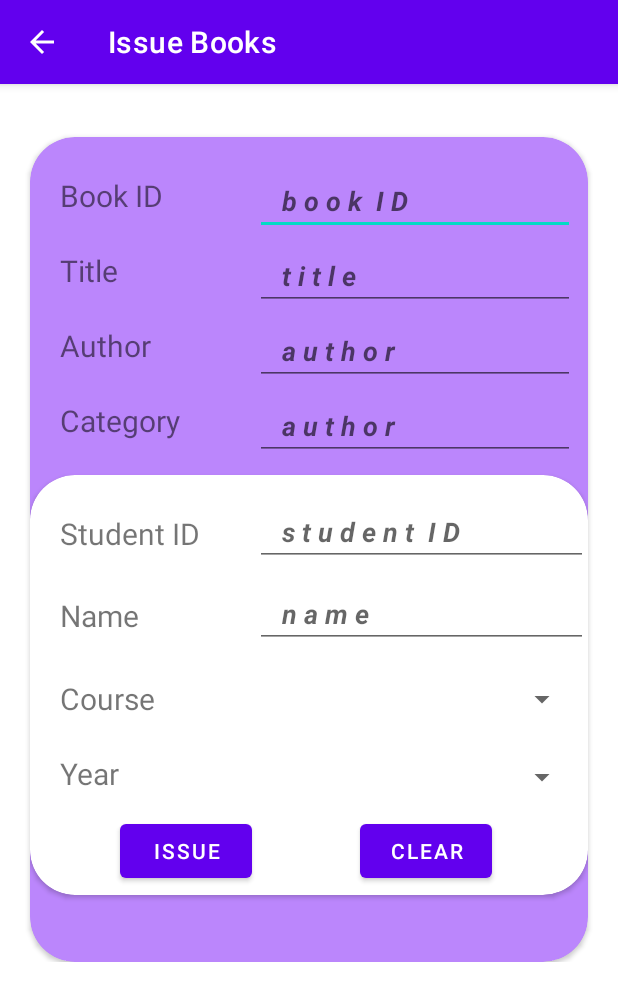
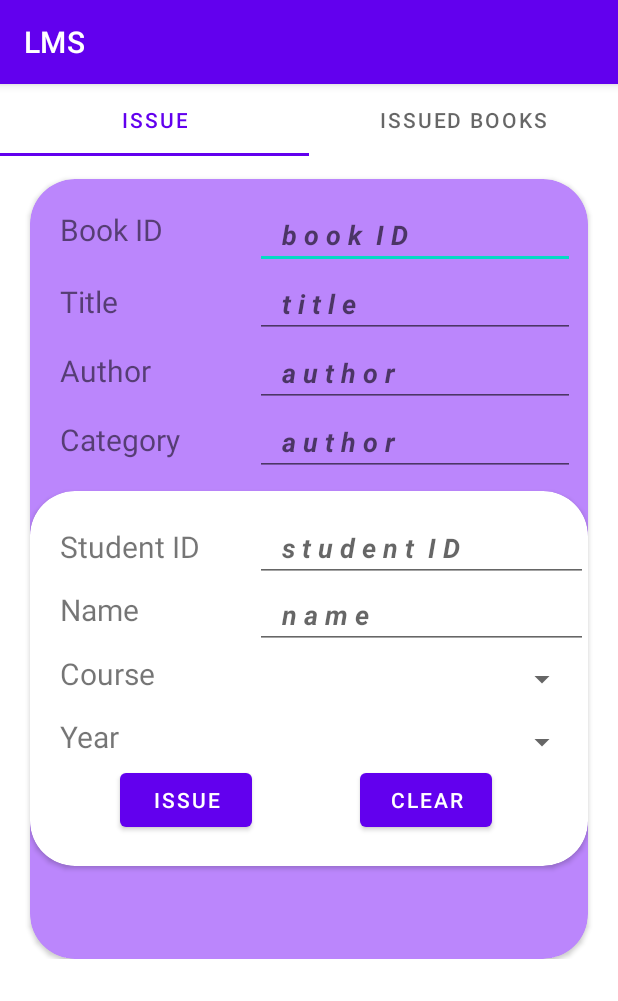
Before and after one commit to Aryan568/LMS-Android-, an Android app: the Dashboard screen opened directly, with no data from a screen before it, after a tap on an icon or button, on a phone screen of 412 x 824 dp. Shown: the top 1001 px of the screen. Run offline under Robolectric (Android 15) with nearby library versions, the phone set to English and light mode, and no system bars.

Commit message:
Library CRUD Application(Android)

```diff
--- a/app/src/main/java/com/example/lms/Dashboard.java
+++ b/app/src/main/java/com/example/lms/Dashboard.java
@@ -30,7 +30,7 @@ public class Dashboard extends AppCompatActivity {
         issue.setOnClickListener(new View.OnClickListener() {
             @Override
             public void onClick(View view) {
-                startActivity(new Intent(Dashboard.this, IssueBooks.class));
+                startActivity(new Intent(Dashboard.this, IssueTab.class));
             }
         });
         submit.setOnClickListener(new View.OnClickListener() {
--- /dev/null
+++ b/app/src/main/java/com/example/lms/IssueBook.java
@@ -0,0 +1,25 @@
+package com.example.lms;
+
+import android.os.Bundle;
+
+import androidx.fragment.app.Fragment;
+
+import android.view.LayoutInflater;
+import android.view.View;
+import android.view.ViewGroup;
+
+public class IssueBook extends Fragment {
+
+
+
+    public IssueBook() {
+        // Required empty public constructor
+    }
+
+    @Override
+    public View onCreateView(LayoutInflater inflater, ViewGroup container,
+                             Bundle savedInstanceState) {
+        // Inflate the layout for this fragment
+        return inflater.inflate(R.layout.fragment_issue_book, container, false);
+    }
+}
--- /dev/null
+++ b/app/src/main/java/com/example/lms/IssueTab.java
@@ -0,0 +1,25 @@
+package com.example.lms;
+
+import androidx.appcompat.app.AppCompatActivity;
+import androidx.viewpager.widget.ViewPager;
+
+import android.os.Bundle;
+
+import com.google.android.material.tabs.TabLayout;
+
+public class IssueTab extends AppCompatActivity {
+    TabLayout tab;
+    ViewPager pager;
+    @Override
+    protected void onCreate(Bundle savedInstanceState) {
+        super.onCreate(savedInstanceState);
+        setContentView(R.layout.activity_issue_tab);
+        tab= findViewById(R.id.IssueTabs);
+        pager= findViewById(R.id.IssuePager);
+
+        PagerAdapter adapter= new PagerAdapter(getSupportFragmentManager());
+        pager.setAdapter(adapter);
+
+        tab.setupWithViewPager(pager);
+    }
+}
--- /dev/null
+++ b/app/src/main/java/com/example/lms/IssuedBooks.java
@@ -0,0 +1,23 @@
+package com.example.lms;
+
+import android.os.Bundle;
+
+import androidx.fragment.app.Fragment;
+
+import android.view.LayoutInflater;
+import android.view.View;
+import android.view.ViewGroup;
+
+public class IssuedBooks extends Fragment {
+
+    public IssuedBooks() {
+        // Required empty public constructor
+    }
+
+    @Override
+    public View onCreateView(LayoutInflater inflater, ViewGroup container,
+                             Bundle savedInstanceState) {
+        // Inflate the layout for this fragment
+        return inflater.inflate(R.layout.fragment_issued_books, container, false);
+    }
+}
--- /dev/null
+++ b/app/src/main/java/com/example/lms/PagerAdapter.java
@@ -0,0 +1,32 @@
+package com.example.lms;
+
+import androidx.annotation.NonNull;
+import androidx.annotation.Nullable;
+import androidx.fragment.app.Fragment;
+import androidx.fragment.app.FragmentManager;
+import androidx.fragment.app.FragmentPagerAdapter;
+
+public class PagerAdapter extends FragmentPagerAdapter {
+
+    public PagerAdapter(@NonNull FragmentManager fm) {
+        super(fm);
+    }
+
+    @Override
+    public Fragment getItem(int position) {
+        if (position==0) return new IssueBook();
+        else return new IssuedBooks();
+    }
+
+    @Override
+    public int getCount() {
+        return 2;
+    }
+
+    @Nullable
+    @Override
+    public CharSequence getPageTitle(int position) {
+        if (position==0) return "ISSUE";
+        else return "ISSUED BOOKS";
+    }
+}
--- /dev/null
+++ b/app/src/main/res/layout/activity_issue_tab.xml
@@ -0,0 +1,18 @@
+<?xml version="1.0" encoding="utf-8"?>
+<LinearLayout xmlns:android="http://schemas.android.com/apk/res/android"
+    xmlns:app="http://schemas.android.com/apk/res-auto"
+    xmlns:tools="http://schemas.android.com/tools"
+    android:layout_width="match_parent"
+    android:layout_height="match_parent"
+    android:orientation="vertical"
+    tools:context=".IssueTab">
+
+    <com.google.android.material.tabs.TabLayout
+        android:id="@+id/IssueTabs"
+        android:layout_width="match_parent"
+        android:layout_height="wrap_content"/>
+    <androidx.viewpager.widget.ViewPager
+        android:id="@+id/IssuePager"
+        android:layout_width="match_parent"
+        android:layout_height="match_parent"/>
+</LinearLayout>
--- /dev/null
+++ b/app/src/main/res/layout/fragment_issue_book.xml
@@ -0,0 +1,307 @@
+<?xml version="1.0" encoding="utf-8"?>
+<FrameLayout xmlns:android="http://schemas.android.com/apk/res/android"
+    xmlns:tools="http://schemas.android.com/tools"
+    android:layout_width="match_parent"
+    android:layout_height="match_parent"
+    xmlns:app="http://schemas.android.com/apk/res-auto"
+    tools:context=".IssueBook">
+
+    <ScrollView
+        android:layout_width="match_parent"
+        android:layout_height="match_parent">
+        <LinearLayout
+            android:layout_width="match_parent"
+            android:layout_height="match_parent"
+            android:orientation="vertical">
+            <androidx.cardview.widget.CardView
+                android:layout_width="match_parent"
+                android:layout_height="520dp"
+                android:layout_marginHorizontal="20dp"
+                android:layout_marginTop="15dp"
+                android:backgroundTint="@color/purple_200"
+                app:cardCornerRadius="30dp">
+
+                <LinearLayout
+                    android:layout_width="match_parent"
+                    android:layout_height="match_parent"
+                    android:orientation="vertical"
+                    tools:layout_editor_absoluteX="0dp"
+                    tools:layout_editor_absoluteY="0dp">
+
+                    <TextView
+                        android:id="@+id/textView5"
+                        android:layout_width="100dp"
+                        android:layout_height="30dp"
+                        android:layout_marginLeft="20dp"
+                        android:layout_marginTop="20dp"
+                        android:text="Book ID"
+                        android:textSize="20dp"
+                        app:layout_constraintBottom_toBottomOf="parent"
+                        app:layout_constraintEnd_toEndOf="parent"
+                        app:layout_constraintHorizontal_bias="0.051"
+                        app:layout_constraintStart_toStartOf="parent"
+                        app:layout_constraintTop_toTopOf="@id/textView6"
+                        app:layout_constraintVertical_bias="0.161" />
+
+                    <EditText
+                        android:id="@+id/stID"
+                        android:layout_width="wrap_content"
+                        android:layout_height="wrap_content"
+                        android:layout_marginLeft="150dp"
+                        android:layout_marginTop="-35dp"
+                        android:ems="10"
+                        android:hint="   b o o k  I D"
+                        android:inputType="number"
+                        android:textStyle="bold|italic"
+                        app:layout_constraintBottom_toBottomOf="parent"
+                        app:layout_constraintEnd_toEndOf="parent"
+                        app:layout_constraintHorizontal_bias="0.85"
+                        app:layout_constraintStart_toStartOf="parent"
+                        app:layout_constraintTop_toTopOf="@id/fName"
+                        app:layout_constraintVertical_bias="0.153" />
+
+                    <TextView
+                        android:id="@+id/textView6"
+                        android:layout_width="100dp"
+                        android:layout_height="30dp"
+                        android:layout_marginLeft="20dp"
+                        android:layout_marginTop="8dp"
+                        android:text="Title"
+                        android:textSize="20dp"
+                        app:layout_constraintBottom_toBottomOf="@id/textView5"
+                        app:layout_constraintEnd_toEndOf="parent"
+                        app:layout_constraintHorizontal_bias="0.051"
+                        app:layout_constraintStart_toStartOf="parent"
+                        app:layout_constraintTop_toTopOf="@id/textView7"
+                        app:layout_constraintVertical_bias="0.255" />
+
+                    <EditText
+                        android:id="@+id/fName"
+                        android:layout_width="wrap_content"
+                        android:layout_height="wrap_content"
+                        android:layout_marginLeft="150dp"
+                        android:layout_marginTop="-37dp"
+                        android:ems="10"
+                        android:hint="   t i t l e"
+                        android:inputType="textPersonName"
+                        android:textStyle="bold|italic"
+                        app:layout_constraintBottom_toBottomOf="@id/stID"
+                        app:layout_constraintEnd_toEndOf="parent"
+                        app:layout_constraintHorizontal_bias="0.855"
+                        app:layout_constraintStart_toStartOf="parent"
+                        app:layout_constraintTop_toTopOf="@id/lName"
+                        app:layout_constraintVertical_bias="0.26" />
+
+                    <TextView
+                        android:id="@+id/textView7"
+                        android:layout_width="100dp"
+                        android:layout_height="30dp"
+                        android:layout_marginLeft="20dp"
+                        android:layout_marginTop="8dp"
+                        android:text="Author"
+                        android:textSize="20dp"
+                        app:layout_constraintBottom_toBottomOf="@id/textView6"
+                        app:layout_constraintEnd_toEndOf="parent"
+                        app:layout_constraintHorizontal_bias="0.051"
+                        app:layout_constraintStart_toStartOf="parent"
+                        app:layout_constraintTop_toTopOf="@id/textView8"
+                        app:layout_constraintVertical_bias="0.353" />
+
+                    <EditText
+                        android:id="@+id/lName"
+                        android:layout_width="wrap_content"
+                        android:layout_height="wrap_content"
+                        android:layout_marginLeft="150dp"
+                        android:layout_marginTop="-37dp"
+                        android:ems="10"
+                        android:hint="   a u t h o r"
+                        android:inputType="textPersonName"
+                        android:textStyle="bold|italic"
+                        app:layout_constraintBottom_toBottomOf="@id/fName"
+                        app:layout_constraintEnd_toEndOf="parent"
+                        app:layout_constraintHorizontal_bias="0.855"
+                        app:layout_constraintStart_toStartOf="parent"
+                        app:layout_constraintTop_toTopOf="@id/CourseSpin"
+                        app:layout_constraintVertical_bias="0.362" />
+
+                    <TextView
+                        android:id="@+id/textView8"
+                        android:layout_width="100dp"
+                        android:layout_height="30dp"
+                        android:layout_marginLeft="20dp"
+                        android:layout_marginTop="8dp"
+                        android:text="Category"
+                        android:textSize="20dp"
+                        app:layout_constraintBottom_toBottomOf="@id/textView7"
+                        app:layout_constraintEnd_toEndOf="parent"
+                        app:layout_constraintHorizontal_bias="0.051"
+                        app:layout_constraintStart_toStartOf="parent"
+                        app:layout_constraintTop_toTopOf="@id/textView9"
+                        app:layout_constraintVertical_bias="0.456" />
+
+                    <EditText
+                        android:id="@+id/category"
+                        android:layout_width="wrap_content"
+                        android:layout_height="wrap_content"
+                        android:layout_marginLeft="150dp"
+                        android:layout_marginTop="-37dp"
+                        android:ems="10"
+                        android:hint="   a u t h o r"
+                        android:inputType="textPersonName"
+                        android:textStyle="bold|italic"
+                        app:layout_constraintBottom_toBottomOf="@id/fName"
+                        app:layout_constraintEnd_toEndOf="parent"
+                        app:layout_constraintHorizontal_bias="0.855"
+                        app:layout_constraintStart_toStartOf="parent"
+                        app:layout_constraintTop_toTopOf="@id/CourseSpin"
+                        app:layout_constraintVertical_bias="0.362" />
+
+                    <androidx.cardview.widget.CardView
+                        android:layout_width="match_parent"
+                        android:layout_height="250dp"
+                        android:layout_marginTop="10dp"
+                        app:cardCornerRadius="30dp">
+
+                        <TextView
+                            android:id="@+id/textView10"
+                            android:layout_width="100dp"
+                            android:layout_height="30dp"
+                            android:layout_marginLeft="20dp"
+                            android:layout_marginTop="23dp"
+                            android:text="Student ID"
+                            android:textSize="20dp"
+                            app:layout_constraintBottom_toBottomOf="parent"
+                            app:layout_constraintEnd_toEndOf="parent"
+                            app:layout_constraintHorizontal_bias="0.051"
+                            app:layout_constraintStart_toStartOf="parent"
+                            app:layout_constraintTop_toTopOf="@id/textView6"
+                            app:layout_constraintVertical_bias="0.161" />
+
+                        <EditText
+                            android:id="@+id/stID2"
+                            android:layout_width="match_parent"
+                            android:layout_height="wrap_content"
+                            android:layout_marginLeft="150dp"
+                            android:layout_marginTop="15dp"
+                            android:ems="10"
+                            android:hint="   s t u d e n t  I D"
+                            android:inputType="number"
+                            android:textStyle="bold|italic"
+                            app:layout_constraintBottom_toBottomOf="parent"
+                            app:layout_constraintEnd_toEndOf="parent"
+                            app:layout_constraintHorizontal_bias="0.85"
+                            app:layout_constraintStart_toStartOf="parent"
+                            app:layout_constraintTop_toTopOf="@id/fName"
+                            app:layout_constraintVertical_bias="0.153" />
+
+                        <TextView
+                            android:id="@+id/textView9"
+                            android:layout_width="100dp"
+                            android:layout_height="30dp"
+                            android:layout_marginLeft="20dp"
+                            android:layout_marginTop="65dp"
+                            android:text="Name"
+                            android:textSize="20dp"
+                            app:layout_constraintBottom_toBottomOf="@id/textView8"
+                            app:layout_constraintEnd_toEndOf="parent"
+                            app:layout_constraintHorizontal_bias="0.051"
+                            app:layout_constraintStart_toStartOf="parent"
+                            app:layout_constraintTop_toTopOf="parent"
+                            app:layout_constraintVertical_bias="0.563" />
+
+                        <EditText
+                            android:id="@+id/stID3"
+                            android:layout_width="match_parent"
+                            android:layout_height="wrap_content"
+                            android:layout_marginLeft="150dp"
+                            android:layout_marginTop="60dp"
+                            android:ems="10"
+                            android:hint="   n a m e"
+                            android:inputType="number"
+                            android:textStyle="bold|italic"
+                            app:layout_constraintBottom_toBottomOf="parent"
+                            app:layout_constraintEnd_toEndOf="parent"
+                            app:layout_constraintHorizontal_bias="0.85"
+                            app:layout_constraintStart_toStartOf="parent"
+                            app:layout_constraintTop_toTopOf="@id/fName"
+                            app:layout_constraintVertical_bias="0.153" />
+
+                        <TextView
+                            android:id="@+id/textView11"
+                            android:layout_width="100dp"
+                            android:layout_height="30dp"
+                            android:layout_marginLeft="20dp"
+                            android:layout_marginTop="108dp"
+                            android:text="Course"
+                            android:textSize="20dp"
+                            app:layout_constraintBottom_toBottomOf="@id/textView7"
+                            app:layout_constraintEnd_toEndOf="parent"
+                            app:layout_constraintHorizontal_bias="0.051"
+                            app:layout_constraintStart_toStartOf="parent"
+                            app:layout_constraintTop_toTopOf="@id/textView9"
+                            app:layout_constraintVertical_bias="0.456" />
+
+                        <Spinner
+                            android:id="@+id/CourseSpin"
+                            android:layout_width="215dp"
+                            android:layout_height="40dp"
+                            android:layout_marginLeft="150dp"
+                            android:layout_marginTop="105dp"
+                            app:layout_constraintBottom_toBottomOf="@id/lName"
+                            app:layout_constraintEnd_toEndOf="parent"
+                            app:layout_constraintHorizontal_bias="0.849"
+                            app:layout_constraintStart_toStartOf="parent"
+                            app:layout_constraintTop_toTopOf="@id/YearSpin"
+                            app:layout_constraintVertical_bias="0.47" />
+
+                        <TextView
+                            android:id="@+id/textView12"
+                            android:layout_width="100dp"
+                            android:layout_height="30dp"
+                            android:layout_marginLeft="20dp"
+                            android:layout_marginTop="150dp"
+                            android:text="Year"
+                            android:textSize="20dp"
+                            app:layout_constraintBottom_toBottomOf="@id/textView8"
+                            app:layout_constraintEnd_toEndOf="parent"
+                            app:layout_constraintHorizontal_bias="0.051"
+                            app:layout_constraintStart_toStartOf="parent"
+                            app:layout_constraintTop_toTopOf="parent"
+                            app:layout_constraintVertical_bias="0.563" />
+
+                        <Spinner
+                            android:id="@+id/YearSpin"
+                            android:layout_width="215dp"
+                            android:layout_height="40dp"
+                            android:layout_marginLeft="150dp"
+                            android:layout_marginTop="147dp"
+                            app:layout_constraintBottom_toBottomOf="@id/CourseSpin"
+                            app:layout_constraintEnd_toEndOf="parent"
+                            app:layout_constraintHorizontal_bias="0.849"
+                            app:layout_constraintStart_toStartOf="parent"
+                            app:layout_constraintTop_toTopOf="parent"
+                            app:layout_constraintVertical_bias="0.58" />
+
+                        <Button
+                            android:layout_width="wrap_content"
+                            android:layout_height="wrap_content"
+                            android:layout_gravity="bottom"
+                            android:layout_marginBottom="20dp"
+                            android:layout_marginLeft="60dp"
+                            android:text="Issue" />
+
+                        <Button
+                            android:layout_width="wrap_content"
+                            android:layout_height="wrap_content"
+                            android:layout_gravity="bottom"
+                            android:layout_marginBottom="20dp"
+                            android:layout_marginLeft="220dp"
+                            android:text="Clear"/>
+                    </androidx.cardview.widget.CardView>
+                </LinearLayout>
+            </androidx.cardview.widget.CardView>
+
+        </LinearLayout>
+    </ScrollView>
+
+</FrameLayout>
--- /dev/null
+++ b/app/src/main/res/layout/fragment_issued_books.xml
@@ -0,0 +1,14 @@
+<?xml version="1.0" encoding="utf-8"?>
+<FrameLayout xmlns:android="http://schemas.android.com/apk/res/android"
+    xmlns:tools="http://schemas.android.com/tools"
+    android:layout_width="match_parent"
+    android:layout_height="match_parent"
+    tools:context=".IssuedBooks">
+
+    <!-- TODO: Update blank fragment layout -->
+    <TextView
+        android:layout_width="match_parent"
+        android:layout_height="match_parent"
+        android:text="@string/hello_blank_fragment" />
+
+</FrameLayout>
--- a/app/src/main/res/values/strings.xml
+++ b/app/src/main/res/values/strings.xml
@@ -1,3 +1,5 @@
 <resources>
     <string name="app_name">LMS</string>
+    <!-- TODO: Remove or change this placeholder text -->
+    <string name="hello_blank_fragment">Hello blank fragment</string>
 </resources>
```
Also changed, not shown: app/src/main/AndroidManifest.xml (+7 -4 lines).
